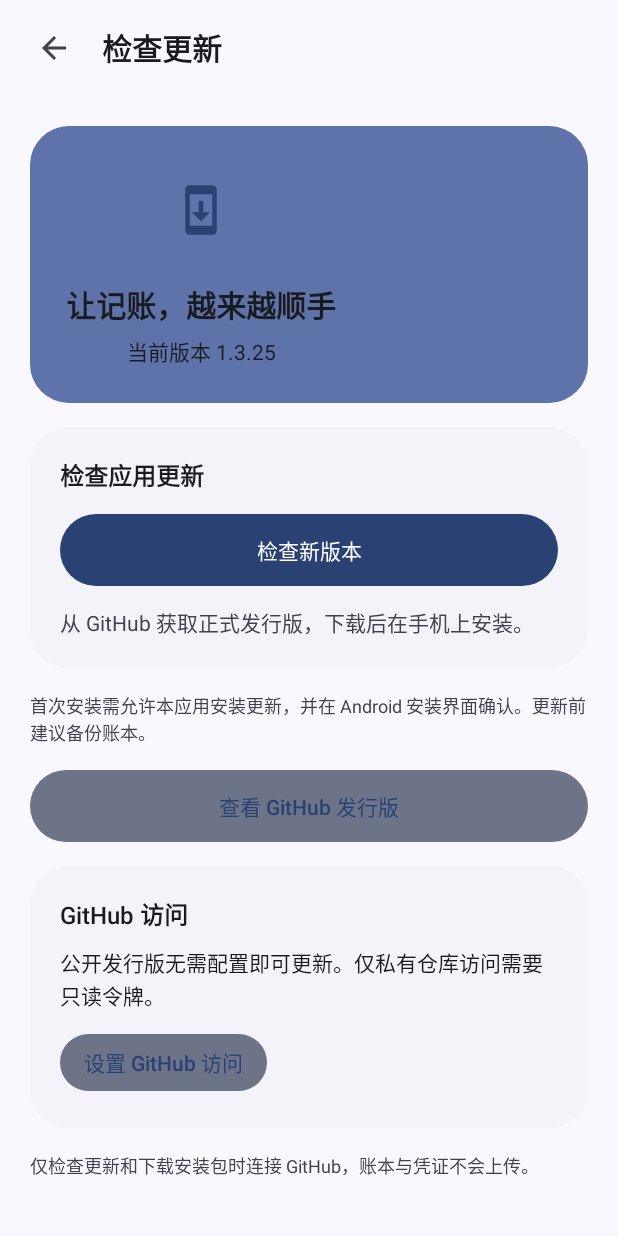
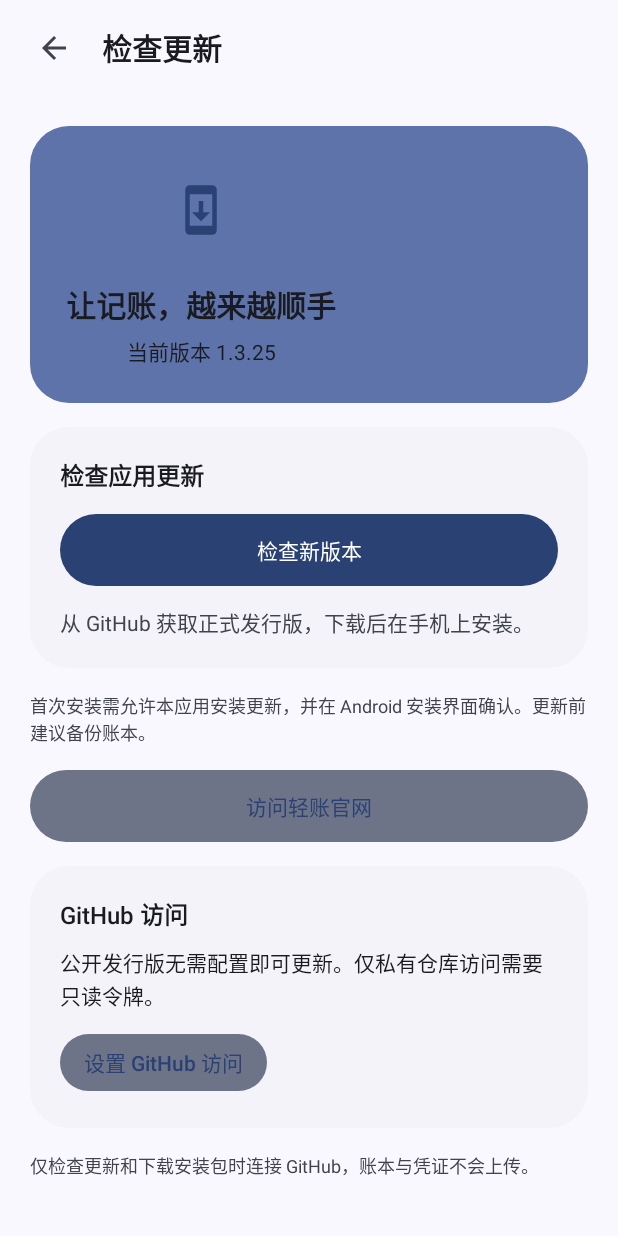
Before and after one commit to a1070503737-dev/QingZhang, an Android app built with Jetpack Compose: the UpdateScreen screen opened through its navigation route, on a phone screen of 412 x 824 dp. Run offline under Robolectric (Android 15) with nearby library versions, the phone set to English and light mode, and no system bars; our stand-ins replace Dagger/Hilt's generated code, Room's generated code; libraries missing offline, so code that uses them is left out: androidx.hilt.lifecycle.

Commit message:
Open the official QingZhang site from the update screen

```diff
--- a/app/src/main/java/com/zhuangxiu/ledger/ui/mine/UpdateScreen.kt
+++ b/app/src/main/java/com/zhuangxiu/ledger/ui/mine/UpdateScreen.kt
@@ -42,6 +42,7 @@ import androidx.compose.ui.Alignment
 import androidx.compose.ui.Modifier
 import androidx.compose.ui.draw.clip
 import androidx.compose.ui.platform.LocalContext
+import androidx.compose.ui.platform.LocalUriHandler
 import androidx.compose.ui.text.input.KeyboardType
 import androidx.compose.ui.text.input.PasswordVisualTransformation
 import androidx.compose.ui.unit.dp
@@ -59,8 +60,9 @@ import com.zhuangxiu.ledger.ui.components.LedgerButton
 import com.zhuangxiu.ledger.ui.components.SubPageScaffold
 import com.zhuangxiu.ledger.ui.components.ledgerTextFieldColors
 import com.zhuangxiu.ledger.ui.components.ledgerContainer
-import com.zhuangxiu.ledger.update.UpdateSource
 import java.util.Locale
+
+private const val OFFICIAL_WEBSITE_URL = "https://a1070503737-dev.github.io/QingZhang/"
 
 @Composable
 fun UpdateScreen(onBack: () -> Unit, viewModel: UpdateViewModel = hiltViewModel()) {
@@ -107,13 +109,7 @@ fun UpdateScreen(onBack: () -> Unit, viewModel: UpdateViewModel = hiltViewModel(
                     viewModel.showError("请在系统设置中允许轻账安装应用，再返回重试")
                 }
             },
-            onOpenReleases = {
-                try {
-                    context.startActivity(Intent(Intent.ACTION_VIEW, UpdateSource.RELEASES_URL.toUri()))
-                } catch (_: Exception) {
-                    viewModel.showError("无法打开浏览器，请稍后重试")
-                }
-            },
+            onWebsiteError = { viewModel.showError("无法打开浏览器，请稍后重试") },
             onConfigureAccess = { showAccess = true },
         )
     }
@@ -148,9 +144,10 @@ fun UpdateContent(
     onDownload: () -> Unit,
     onCancel: () -> Unit,
     onInstall: () -> Unit,
-    onOpenReleases: () -> Unit,
+    onWebsiteError: () -> Unit = {},
     onConfigureAccess: () -> Unit = {},
 ) {
+    val uriHandler = LocalUriHandler.current
     SubPageScaffold(title = "检查更新", onBack = onBack) { modifier ->
         Column(
             modifier
@@ -247,8 +244,18 @@ fun UpdateContent(
                 }
             }
             Text("首次安装需允许本应用安装更新，并在 Android 安装界面确认。更新前建议备份账本。", style = MaterialTheme.typography.bodySmall, color = MaterialTheme.colorScheme.onSurfaceVariant)
-            LedgerButton(onClick = onOpenReleases, prominent = false, modifier = Modifier.fillMaxWidth()) {
-                Text("查看 GitHub 发行版", color = MaterialTheme.colorScheme.primary)
+            LedgerButton(
+                onClick = {
+                    try {
+                        uriHandler.openUri(OFFICIAL_WEBSITE_URL)
+                    } catch (_: Exception) {
+                        onWebsiteError()
+                    }
+                },
+                prominent = false,
+                modifier = Modifier.fillMaxWidth(),
+            ) {
+                Text("访问轻账官网", color = MaterialTheme.colorScheme.primary)
             }
             LedgerCard(Modifier.fillMaxWidth()) {
                 Column(Modifier.padding(20.dp), verticalArrangement = Arrangement.spacedBy(10.dp)) {
```
Also changed, not shown: 1 other file.
